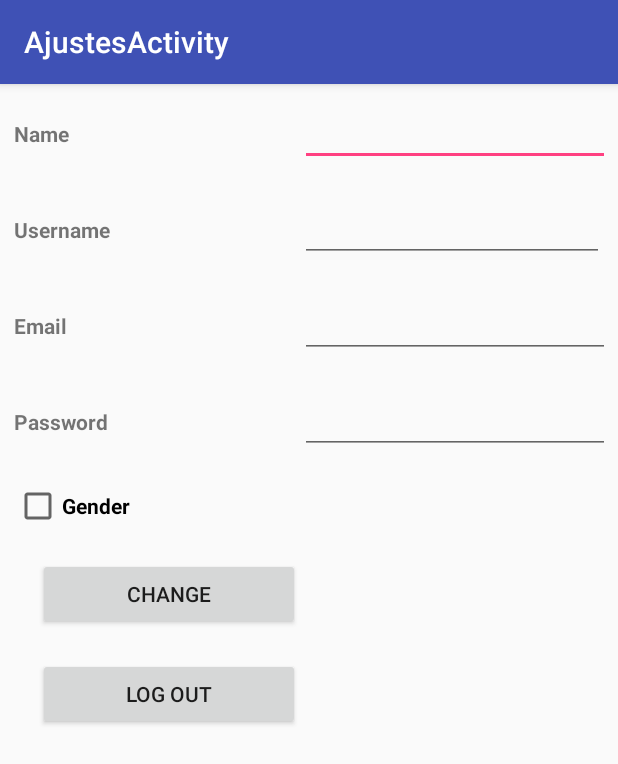
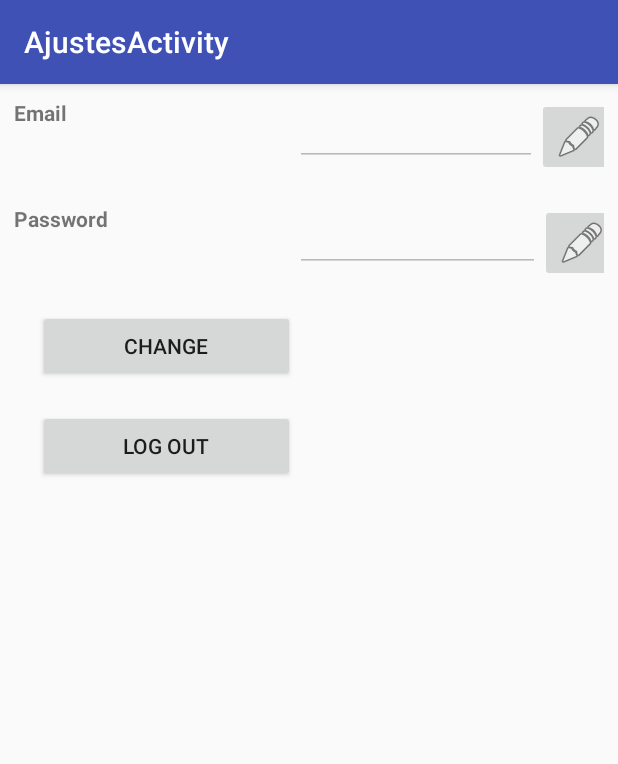
Before and after one commit to higab85/plusone, an Android app: the screen it shows after launch (AjustesActivity), on a phone screen of 412 x 824 dp. Shown: the top 764 px of the screen. Run offline under Robolectric (Android 15) with nearby library versions, the phone set to English and light mode, and no system bars.

Commit message:
Codigo modificar informaciones etapa1

```diff
--- a/app/src/main/java/plusone/plusone/AjustesActivity.kt
+++ b/app/src/main/java/plusone/plusone/AjustesActivity.kt
@@ -1,9 +1,14 @@
 package plusone.plusone
 
+import android.content.Intent
+import android.os.AsyncTask
 import android.support.v7.app.AppCompatActivity
 import android.os.Bundle
+import android.widget.Button
 import android.widget.EditText
 import android.widget.ImageButton
+import android.widget.Toast
+import plusone.plusone.R.id.editTextSettingsPassword
 
 
 class AjustesActivity : AppCompatActivity() {
@@ -14,5 +19,60 @@ class AjustesActivity : AppCompatActivity() {
         super.onCreate(savedInstanceState)
         setContentView(R.layout.activity_ajustes)
 
+        val imageButtonAjustesEmail = findViewById<ImageButton>(R.id.imageButtonAjustesEmail)
+        val imageButtonAjustesPassword = findViewById<ImageButton>(R.id.imageButtonAjustesPassword)
+        val settingsChangeButton = findViewById<Button>(R.id.settingsChangeButton)
+
+
+        val myEditTextEmail = findViewById<EditText>(R.id.editTextAjustesEmail) as EditText
+        myEditTextEmail.isEnabled = false
+
+        val myEditTextPassword = findViewById<EditText>(R.id.editTextSettingsPassword) as EditText
+        myEditTextPassword.isEnabled = false
+
+        myEditTextEmail.setText(CurrentUser.email)
+        myEditTextPassword.setText(CurrentUser.password)
+
+        if (imageButtonAjustesEmail != null){
+            imageButtonAjustesEmail.setOnClickListener {
+                myEditTextEmail.isEnabled= true
+            }
+        }
+
+        if (imageButtonAjustesPassword != null){
+            imageButtonAjustesPassword.setOnClickListener {
+                myEditTextPassword.isEnabled= true
+            }
+        }
+
+        if (settingsChangeButton != null){
+            settingsChangeButton.setOnClickListener {
+                val changeUser = User()
+                CurrentUser.email = myEditTextEmail.text.toString()
+                CurrentUser.password = myEditTextPassword.text.toString()
+                changeUser.name = CurrentUser.name
+                changeUser.username = CurrentUser.username
+
+                ChangeUser().execute()
+                val intent = Intent(this, MainActivity::class.java)
+                Toast.makeText(applicationContext,"User informations changed", Toast.LENGTH_LONG).show()
+                startActivity(intent)
+            }
+        }
+
+    }
+
+    inner class ChangeUser: AsyncTask<User, Void, Boolean>() {
+
+        override fun doInBackground(vararg params: User): Boolean {
+            return ServerConnection.modifyUser(params[0])
+        }
+
+        override fun onPostExecute(success: Boolean?) {
+            finish()
+        }
+
+        override fun onCancelled() {
+        }
     }
 }
--- a/app/src/main/java/plusone/plusone/CurrentUser.kt
+++ b/app/src/main/java/plusone/plusone/CurrentUser.kt
@@ -7,7 +7,7 @@ import android.media.session.MediaSession
  */
 
 object CurrentUser{
-    var name:String = ""
+    var name:String = "name"
     var email:String = ""
     var username:String = "user"
     var password:String = ""
--- a/app/src/main/java/plusone/plusone/ServerConnection.kt
+++ b/app/src/main/java/plusone/plusone/ServerConnection.kt
@@ -68,9 +68,9 @@ object ServerConnection{
         return false
     }
 
-    fun modifyUser():Boolean{
+    fun modifyUser(user:User):Boolean{
         val gson = Gson()
-        val json = gson.toJson(CurrentUser)
+        val json = gson.toJson(user)
 
         val url = urlHost + "/user"
         val response:UsableResponse? = put(url, json)
--- a/app/src/main/res/layout/activity_ajustes.xml
+++ b/app/src/main/res/layout/activity_ajustes.xml
@@ -19,79 +19,7 @@
     tools:context="plusone.plusone.AjustesActivity">
 
 
-    <TableRow
-        android:layout_width="match_parent"
-        android:layout_height="match_parent"
-        android:layout_margin="9dp">
 
-        <TextView
-            android:id="@+id/textViewSettingsName"
-            android:layout_width="wrap_content"
-            android:layout_height="wrap_content"
-            android:textStyle="bold"
-            android:text="@string/prompt_name" />
-
-        <!--<LinearLayout-->
-            <!--android:layout_width="wrap_content"-->
-            <!--android:layout_height="wrap_content"-->
-            <!--android:orientation="horizontal"-->
-            <!--tools:layout_editor_absoluteX="8dp"-->
-            <!--tools:layout_editor_absoluteY="8dp">-->
-
-        <EditText
-            android:id="@+id/editTextSettingsName"
-            android:layout_width="wrap_content"
-            android:layout_height="wrap_content"
-            android:ems="10" />
-
-            <!--<ImageButton-->
-                <!--android:id="@+id/imageButtonName"-->
-                <!--android:layout_width="wrap_content"-->
-                <!--android:layout_height="wrap_content"-->
-                <!--app:srcCompat="@android:drawable/ic_menu_edit"-->
-                <!--tools:layout_editor_absoluteX="-131dp"-->
-                <!--tools:layout_editor_absoluteY="481dp" />-->
-
-
-
-    </TableRow>
-    <TableRow
-        android:layout_width="match_parent"
-        android:layout_height="match_parent"
-        android:layout_margin="9dp">
-
-        <TextView
-            android:id="@+id/textViewSettingsLastName"
-            android:layout_width="wrap_content"
-            android:layout_height="wrap_content"
-            android:textStyle="bold"
-            android:text="@string/prompt_username" />
-
-        <!--<LinearLayout-->
-            <!--android:layout_width="wrap_content"-->
-            <!--android:layout_height="wrap_content"-->
-            <!--android:orientation="horizontal"-->
-            <!--tools:layout_editor_absoluteX="8dp"-->
-            <!--tools:layout_editor_absoluteY="8dp">-->
-
-        <EditText
-            android:id="@+id/editTextSettingsLastName"
-            android:layout_width="wrap_content"
-            android:layout_height="wrap_content"
-            android:layout_weight="10"
-            android:ems="10"
-            android:inputType="textPersonName" />
-
-            <!--<ImageButton-->
-                <!--android:id="@+id/imageButtonLast"-->
-                <!--android:layout_width="wrap_content"-->
-                <!--android:layout_height="wrap_content"-->
-                <!--app:srcCompat="@android:drawable/ic_menu_edit"-->
-                <!--tools:layout_editor_absoluteX="-131dp"-->
-                <!--tools:layout_editor_absoluteY="481dp" />-->
-
-
-    </TableRow>
     <TableRow
         android:layout_width="match_parent"
         android:layout_height="match_parent"
@@ -105,20 +33,29 @@
             android:text="@string/prompt_email" />
 
 
-        <EditText
-            android:id="@+id/editTextAjustesEmail"
+        <LinearLayout
             android:layout_width="wrap_content"
             android:layout_height="wrap_content"
-            android:ems="10"
-            android:inputType="textEmailAddress" />
+            android:orientation="horizontal"
+            tools:layout_editor_absoluteX="8dp"
+            tools:layout_editor_absoluteY="8dp">
 
-        <!--<ImageButton-->
-            <!--android:id="@+id/imageButtonEmail"-->
-            <!--android:layout_width="wrap_content"-->
-            <!--android:layout_height="wrap_content"-->
-            <!--app:srcCompat="@android:drawable/ic_menu_edit"-->
-            <!--tools:layout_editor_absoluteX="-131dp"-->
-            <!--tools:layout_editor_absoluteY="481dp" />-->
+            <EditText
+                android:id="@+id/editTextAjustesEmail"
+                android:layout_width="161dp"
+                android:layout_height="wrap_content"
+                android:text="@string/editTextAjustesEmail"
+                android:ems="10"
+                android:inputType="textEmailAddress" />
+
+            <ImageButton
+                android:id="@+id/imageButtonAjustesEmail"
+                android:layout_width="wrap_content"
+                android:layout_height="wrap_content"
+                app:srcCompat="@android:drawable/ic_menu_edit" />
+
+
+        </LinearLayout>
 
 
     </TableRow>
@@ -135,43 +72,32 @@
             android:text="@string/prompt_password"
             />
 
-        <!--<LinearLayout-->
-            <!--android:layout_width="wrap_content"-->
-            <!--android:layout_height="wrap_content"-->
-            <!--android:orientation="horizontal"-->
-            <!--tools:layout_editor_absoluteX="8dp"-->
-            <!--tools:layout_editor_absoluteY="8dp">-->
+        <LinearLayout
+            android:layout_width="wrap_content"
+            android:layout_height="wrap_content"
+            android:orientation="horizontal"
+            tools:layout_editor_absoluteX="8dp"
+            tools:layout_editor_absoluteY="8dp">
+
 
         <EditText
             android:id="@+id/editTextSettingsPassword"
-            android:layout_width="wrap_content"
+            android:layout_width="163dp"
             android:layout_height="wrap_content"
             android:ems="10"
             android:inputType="textPassword" />
 
-        <!--<ImageButton-->
-            <!--android:id="@+id/imageButtonContrasena"-->
-            <!--android:layout_width="wrap_content"-->
-            <!--android:layout_height="wrap_content"-->
-            <!--app:srcCompat="@android:drawable/ic_menu_edit"-->
-            <!--tools:layout_editor_absoluteX="-131dp"-->
-            <!--tools:layout_editor_absoluteY="481dp" />-->
+            <ImageButton
+                android:id="@+id/imageButtonAjustesPassword"
+                android:layout_width="wrap_content"
+                android:layout_height="wrap_content"
+                app:srcCompat="@android:drawable/ic_menu_edit" />
+
+        </LinearLayout>
 
 
     </TableRow>
-    <TableRow
-        android:layout_width="match_parent"
-        android:layout_height="match_parent"
-        android:layout_margin="9dp">
 
-        <CheckBox
-            android:id="@+id/checkBoxSettingsGender"
-            android:layout_width="wrap_content"
-            android:layout_height="wrap_content"
-            android:textStyle="bold"
-            android:text="@string/textViewGender" />
-
-    </TableRow>
     <TableRow
         android:layout_width="match_parent"
         android:layout_height="match_parent"
```
